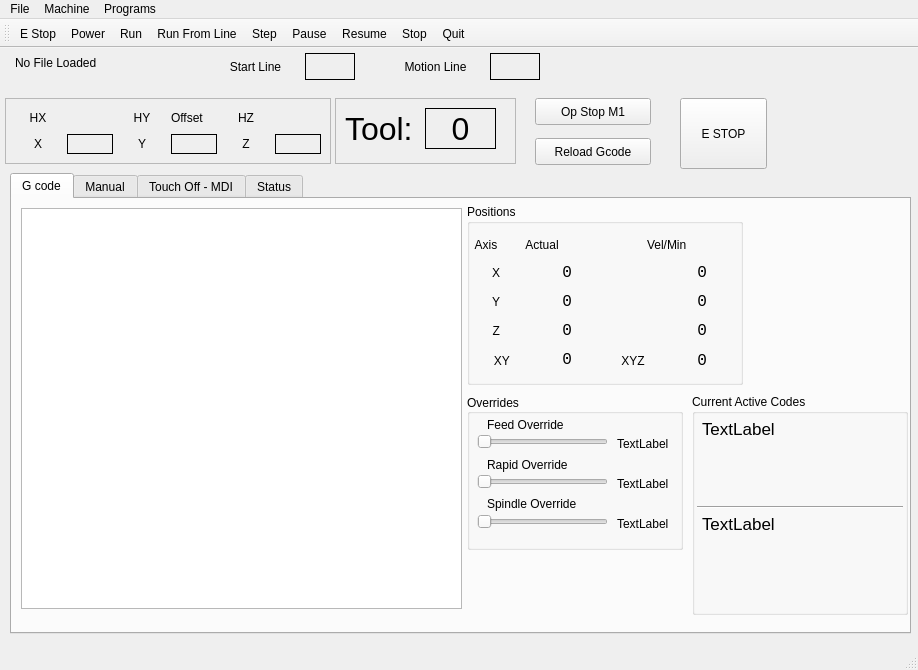
Above: examples/mill_3/mill_3.ui from jethornton/flexgui before the change. Below: the same form after it.
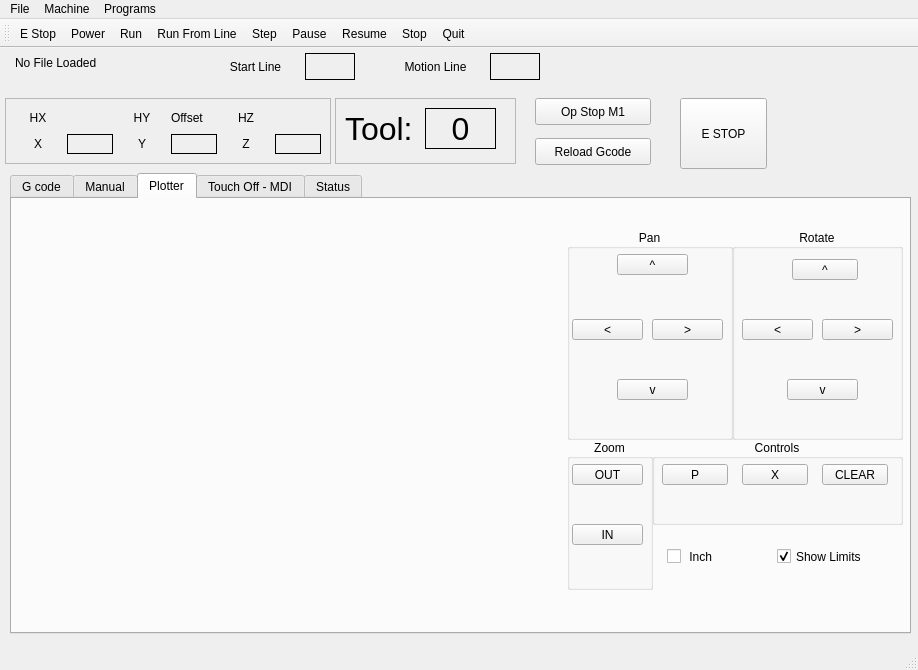
That is the form after the change. The open tabs and pages were chosen to show the change.

Commit message: 07/28/2024 update UI with plot & build rpi deb

Patch:
```diff
--- a/examples/mill_3/mill_3.ui
+++ b/examples/mill_3/mill_3.ui
@@ -1469,6 +1469,286 @@
       </widget>
      </widget>
     </widget>
+    <widget class="QWidget" name="tab_3">
+     <attribute name="title">
+      <string>Plotter</string>
+     </attribute>
+     <widget class="QGroupBox" name="groupBox_14">
+      <property name="geometry">
+       <rect>
+        <x>720</x>
+        <y>30</y>
+        <width>171</width>
+        <height>211</height>
+       </rect>
+      </property>
+      <property name="title">
+       <string>Rotate</string>
+      </property>
+      <property name="alignment">
+       <set>Qt::AlignCenter</set>
+      </property>
+      <widget class="QPushButton" name="view_rotate_left_pb">
+       <property name="geometry">
+        <rect>
+         <x>10</x>
+         <y>90</y>
+         <width>71</width>
+         <height>21</height>
+        </rect>
+       </property>
+       <property name="text">
+        <string>&lt;</string>
+       </property>
+      </widget>
+      <widget class="QPushButton" name="view_rotate_right_pb">
+       <property name="geometry">
+        <rect>
+         <x>90</x>
+         <y>90</y>
+         <width>71</width>
+         <height>21</height>
+        </rect>
+       </property>
+       <property name="text">
+        <string>&gt;</string>
+       </property>
+      </widget>
+      <widget class="QPushButton" name="view_rotate_up_pb">
+       <property name="geometry">
+        <rect>
+         <x>60</x>
+         <y>30</y>
+         <width>66</width>
+         <height>21</height>
+        </rect>
+       </property>
+       <property name="text">
+        <string>^</string>
+       </property>
+      </widget>
+      <widget class="QPushButton" name="view_rotate_down_pb">
+       <property name="geometry">
+        <rect>
+         <x>55</x>
+         <y>150</y>
+         <width>71</width>
+         <height>21</height>
+        </rect>
+       </property>
+       <property name="text">
+        <string>v</string>
+       </property>
+      </widget>
+     </widget>
+     <widget class="QCheckBox" name="view_inches_cb">
+      <property name="geometry">
+       <rect>
+        <x>655</x>
+        <y>345</y>
+        <width>71</width>
+        <height>25</height>
+       </rect>
+      </property>
+      <property name="text">
+       <string> Inch</string>
+      </property>
+      <property name="checked">
+       <bool>false</bool>
+      </property>
+     </widget>
+     <widget class="QGroupBox" name="groupBox_13">
+      <property name="geometry">
+       <rect>
+        <x>555</x>
+        <y>30</y>
+        <width>166</width>
+        <height>211</height>
+       </rect>
+      </property>
+      <property name="title">
+       <string>Pan</string>
+      </property>
+      <property name="alignment">
+       <set>Qt::AlignCenter</set>
+      </property>
+      <widget class="QPushButton" name="view_pan_up_pb">
+       <property name="geometry">
+        <rect>
+         <x>50</x>
+         <y>25</y>
+         <width>71</width>
+         <height>21</height>
+        </rect>
+       </property>
+       <property name="text">
+        <string>^</string>
+       </property>
+      </widget>
+      <widget class="QPushButton" name="view_pan_left_pb">
+       <property name="geometry">
+        <rect>
+         <x>5</x>
+         <y>90</y>
+         <width>71</width>
+         <height>21</height>
+        </rect>
+       </property>
+       <property name="text">
+        <string>&lt;</string>
+       </property>
+      </widget>
+      <widget class="QPushButton" name="view_pan_right_pb">
+       <property name="geometry">
+        <rect>
+         <x>85</x>
+         <y>90</y>
+         <width>71</width>
+         <height>21</height>
+        </rect>
+       </property>
+       <property name="text">
+        <string>&gt;</string>
+       </property>
+      </widget>
+      <widget class="QPushButton" name="view_pan_down_pb">
+       <property name="geometry">
+        <rect>
+         <x>50</x>
+         <y>150</y>
+         <width>71</width>
+         <height>21</height>
+        </rect>
+       </property>
+       <property name="text">
+        <string>v</string>
+       </property>
+      </widget>
+     </widget>
+     <widget class="QGroupBox" name="groupBox_17">
+      <property name="geometry">
+       <rect>
+        <x>555</x>
+        <y>240</y>
+        <width>86</width>
+        <height>151</height>
+       </rect>
+      </property>
+      <property name="title">
+       <string>Zoom</string>
+      </property>
+      <property name="alignment">
+       <set>Qt::AlignCenter</set>
+      </property>
+      <widget class="QPushButton" name="view_zoom_out_pb">
+       <property name="geometry">
+        <rect>
+         <x>5</x>
+         <y>25</y>
+         <width>71</width>
+         <height>21</height>
+        </rect>
+       </property>
+       <property name="text">
+        <string>OUT</string>
+       </property>
+      </widget>
+      <widget class="QPushButton" name="view_zoom_in_pb">
+       <property name="geometry">
+        <rect>
+         <x>5</x>
+         <y>85</y>
+         <width>71</width>
+         <height>21</height>
+        </rect>
+       </property>
+       <property name="text">
+        <string>IN</string>
+       </property>
+      </widget>
+     </widget>
+     <widget class="QWidget" name="plot_widget" native="true">
+      <property name="geometry">
+       <rect>
+        <x>5</x>
+        <y>5</y>
+        <width>541</width>
+        <height>416</height>
+       </rect>
+      </property>
+     </widget>
+     <widget class="QGroupBox" name="groupBox_16">
+      <property name="geometry">
+       <rect>
+        <x>640</x>
+        <y>240</y>
+        <width>251</width>
+        <height>86</height>
+       </rect>
+      </property>
+      <property name="title">
+       <string>Controls</string>
+      </property>
+      <property name="alignment">
+       <set>Qt::AlignCenter</set>
+      </property>
+      <widget class="QPushButton" name="view_clear_pb">
+       <property name="geometry">
+        <rect>
+         <x>170</x>
+         <y>25</y>
+         <width>66</width>
+         <height>21</height>
+        </rect>
+       </property>
+       <property name="text">
+        <string>CLEAR</string>
+       </property>
+      </widget>
+      <widget class="QPushButton" name="view_p_pb">
+       <property name="geometry">
+        <rect>
+         <x>10</x>
+         <y>25</y>
+         <width>66</width>
+         <height>21</height>
+        </rect>
+       </property>
+       <property name="text">
+        <string>P</string>
+       </property>
+      </widget>
+      <widget class="QPushButton" name="view_x_pb">
+       <property name="geometry">
+        <rect>
+         <x>90</x>
+         <y>25</y>
+         <width>66</width>
+         <height>21</height>
+        </rect>
+       </property>
+       <property name="text">
+        <string>X</string>
+       </property>
+      </widget>
+     </widget>
+     <widget class="QCheckBox" name="show_limits_cb">
+      <property name="geometry">
+       <rect>
+        <x>765</x>
+        <y>345</y>
+        <width>106</width>
+        <height>25</height>
+       </rect>
+      </property>
+      <property name="text">
+       <string>Show Limits</string>
+      </property>
+      <property name="checked">
+       <bool>true</bool>
+      </property>
+     </widget>
+    </widget>
     <widget class="QWidget" name="tab_2">
      <attribute name="title">
       <string>Touch Off - MDI</string>
```
The commit also changes 3 other files.
